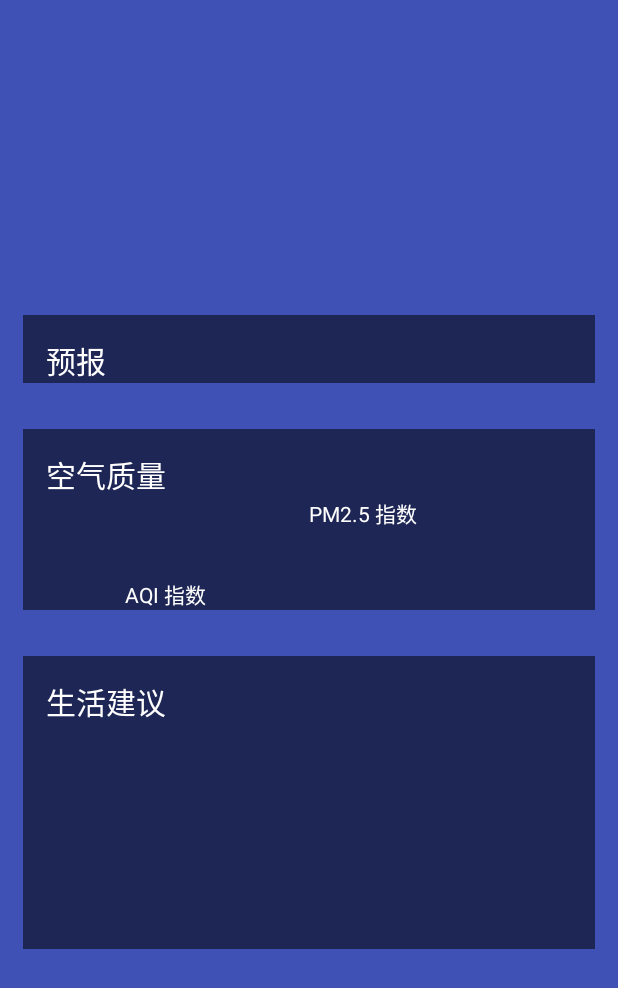
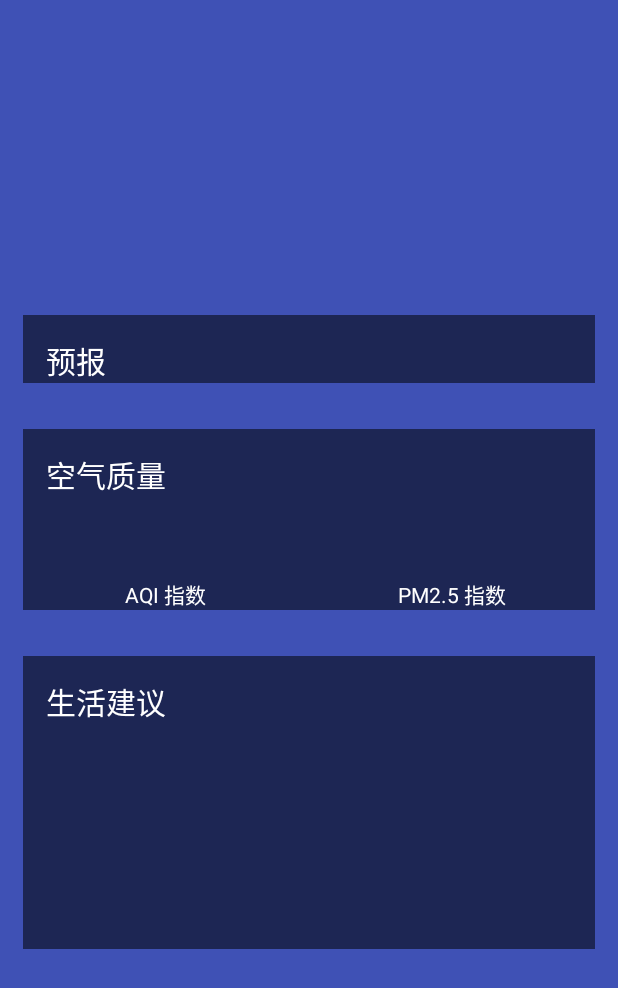
Before and after one commit to Esioner/SimpleWeather, an Android app: the layout weather_activity_layout.xml on its own in the app's theme, with its tools: preview values and no code run, on a phone screen of 412 x 824 dp. Shown: the top 988 px of the screen. Run offline under Robolectric (Android 15) with nearby library versions, the phone set to English and light mode, and no system bars.

Commit message:
修复打开闪退

```diff
--- a/app/src/main/AndroidManifest.xml
+++ b/app/src/main/AndroidManifest.xml
@@ -17,6 +17,7 @@
                 <category android:name="android.intent.category.LAUNCHER"/>
             </intent-filter>
         </activity>
+        <activity android:name=".Activity.WeatherActivity"></activity>
     </application>
 
 </manifest>
--- a/app/src/main/res/layout/aqi.xml
+++ b/app/src/main/res/layout/aqi.xml
@@ -54,6 +54,12 @@
             android:layout_height="match_parent"
             android:layout_weight="1">
 
+            <LinearLayout
+                android:layout_width="match_parent"
+                android:layout_height="wrap_content"
+                android:layout_centerInParent="true"
+                android:orientation="vertical">
+
             <TextView
                 android:id="@+id/pm_text"
                 android:layout_width="wrap_content"
@@ -69,8 +75,9 @@
                 android:text="PM2.5 指数"
                 android:textColor="#fff"
                 />
+            </LinearLayout>
         </RelativeLayout>
-
     </LinearLayout>
 
+
 </LinearLayout>
--- a/app/src/main/res/layout/weather_activity_layout.xml
+++ b/app/src/main/res/layout/weather_activity_layout.xml
@@ -3,18 +3,21 @@
              android:layout_width="match_parent"
              android:layout_height="match_parent"
              android:background="@color/colorPrimary"
+             android:fitsSystemWindows="true"
              android:orientation="vertical">
 
     <ScrollView
         android:id="@+id/weather_layout"
         android:layout_width="match_parent"
         android:layout_height="match_parent"
+        android:fitsSystemWindows="true"
         android:overScrollMode="never"
         android:scrollbars="none">
 
         <LinearLayout
             android:layout_width="match_parent"
             android:layout_height="wrap_content"
+            android:fitsSystemWindows="true"
             android:orientation="vertical">
 
             <include layout="@layout/title"/>
--- a/app/src/main/res/values/styles.xml
+++ b/app/src/main/res/values/styles.xml
@@ -3,6 +3,7 @@
     <!-- Base application theme. -->
     <style name="AppTheme" parent="Theme.AppCompat.Light.NoActionBar">
         <!-- Customize your theme here. -->
+        <item name="android:windowBackground">@android:color/transparent</item>
         <item name="colorPrimary">@color/colorPrimary</item>
         <item name="colorPrimaryDark">@color/colorPrimaryDark</item>
         <item name="colorAccent">@color/colorAccent</item>
```
Also changed, not shown: app/src/main/java/com/esioner/simpleweather/Activity/WeatherActivity.java (+6 -5 lines).
